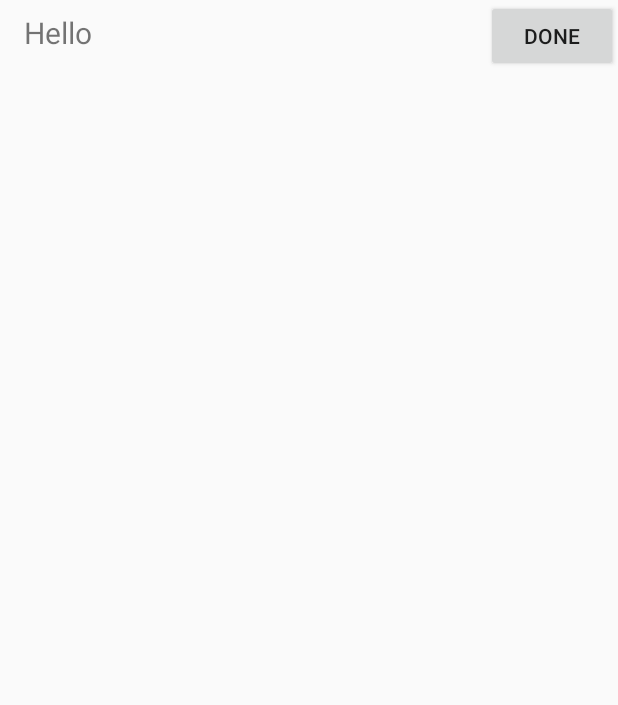
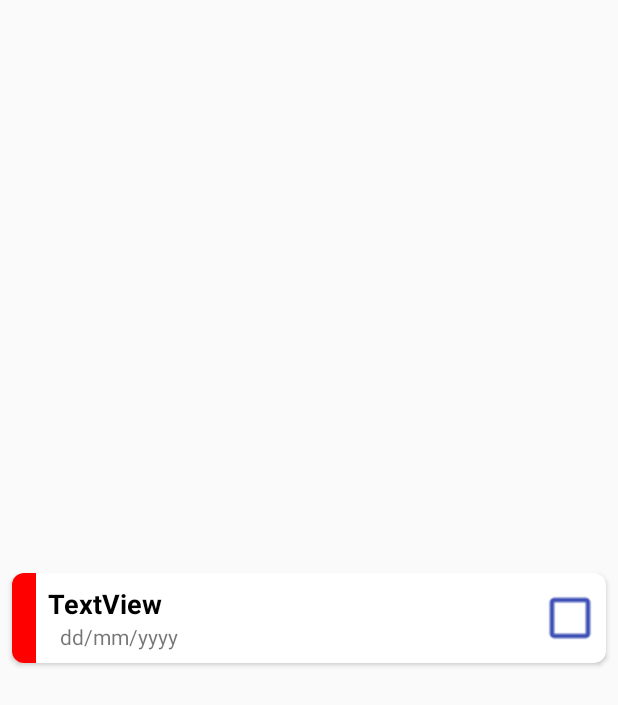
Before and after one commit to px1099/Destructinator, an Android app: the layout task_item.xml on its own in the app's theme, with its tools: preview values and no code run, on a phone screen of 412 x 824 dp. Shown: the top 705 px of the screen. Run offline under Robolectric (Android 15) with nearby library versions, the phone set to English and light mode, and no system bars.

Commit message:
Version 0.5.0.PM: Add new task cards. Tasks are now sorted based on importance => due date. Fix some bugs.

```diff
--- a/TaskCalendar/app/build.gradle
+++ b/TaskCalendar/app/build.gradle
@@ -22,6 +22,7 @@ dependencies {
     implementation fileTree(dir: 'libs', include: ['*.jar'])
     implementation 'com.android.support:appcompat-v7:26.1.0'
     implementation 'com.android.support.constraint:constraint-layout:1.1.2'
+    implementation 'com.android.support:cardview-v7:26.1.0'
     testImplementation 'junit:junit:4.12'
     androidTestImplementation 'com.android.support.test:runner:1.0.2'
     androidTestImplementation 'com.android.support.test.espresso:espresso-core:3.0.2'
--- a/TaskCalendar/app/src/main/res/layout/activity_main.xml
+++ b/TaskCalendar/app/src/main/res/layout/activity_main.xml
@@ -1,5 +1,6 @@
 <?xml version="1.0" encoding="utf-8"?>
-<LinearLayout xmlns:android="http://schemas.android.com/apk/res/android"
+<LinearLayout
+    xmlns:android="http://schemas.android.com/apk/res/android"
     xmlns:app="http://schemas.android.com/apk/res-auto"
     xmlns:tools="http://schemas.android.com/tools"
     android:layout_width="match_parent"
--- a/TaskCalendar/app/src/main/res/layout/task_item.xml
+++ b/TaskCalendar/app/src/main/res/layout/task_item.xml
@@ -1,25 +1,89 @@
 <?xml version="1.0" encoding="utf-8"?>
-<RelativeLayout xmlns:android="http://schemas.android.com/apk/res/android"
+<android.support.constraint.ConstraintLayout
+    xmlns:android="http://schemas.android.com/apk/res/android"
+    xmlns:app="http://schemas.android.com/apk/res-auto"
+    xmlns:tools="http://schemas.android.com/tools"
     android:layout_width="match_parent"
-    android:layout_height="match_parent"
-    android:layout_gravity="center_vertical">
+    android:layout_height="match_parent">
 
-    <TextView
-        android:id="@+id/task_title"
-        android:layout_width="wrap_content"
+    <android.support.v7.widget.CardView xmlns:card_view="http://schemas.android.com/apk/res-auto"
+        android:id="@+id/card_view"
+        android:layout_width="match_parent"
         android:layout_height="wrap_content"
-        android:layout_alignBaseline="@+id/task_delete"
-        android:layout_alignParentStart="true"
-        android:layout_marginStart="16dp"
-        android:text="Hello"
-        android:textSize="20sp" />
+        android:layout_gravity="center"
+        android:layout_marginBottom="4dp"
+        android:layout_marginEnd="8dp"
+        android:layout_marginStart="8dp"
+        android:layout_marginTop="4dp"
+        card_view:cardCornerRadius="8dp"
+        card_view:layout_constraintBottom_toBottomOf="parent"
+        card_view:layout_constraintEnd_toEndOf="parent"
+        card_view:layout_constraintStart_toStartOf="parent"
+        card_view:layout_constraintTop_toTopOf="parent">
 
-    <Button
-        android:id="@+id/task_delete"
-        android:layout_width="wrap_content"
-        android:layout_height="wrap_content"
-        android:layout_alignParentEnd="true"
-        android:onClick="deleteTask"
-        android:text="@string/complete_button" />
+        <FrameLayout
+            android:id="@+id/frame"
+            android:layout_width="16dp"
+            android:layout_height="match_parent"
+            android:background="#FF0000" />
 
-</RelativeLayout>
+        <android.support.constraint.ConstraintLayout xmlns:android="http://schemas.android.com/apk/res/android"
+            android:layout_width="match_parent"
+            android:layout_height="wrap_content">
+
+            <CheckBox
+                android:id="@+id/checkBox"
+                android:layout_width="wrap_content"
+                android:layout_height="wrap_content"
+                android:layout_marginBottom="8dp"
+                android:layout_marginEnd="8dp"
+                android:layout_marginTop="8dp"
+                android:checked="false"
+                android:onClick="completeTask"
+                android:scaleX="1.50"
+                android:scaleY="1.50"
+                android:buttonTint="@color/colorPrimary"
+                card_view:layout_constraintBottom_toBottomOf="parent"
+                card_view:layout_constraintEnd_toEndOf="parent"
+                card_view:layout_constraintTop_toTopOf="parent" />
+
+            <TextView
+                android:id="@+id/textViewTaskTitle"
+                android:layout_width="0dp"
+                android:layout_height="wrap_content"
+                android:layout_marginEnd="8dp"
+                android:layout_marginStart="24dp"
+                android:layout_marginTop="8dp"
+                android:text="TextView"
+                android:textSize="18sp"
+                android:textStyle="bold"
+                android:textColor="#000000"
+                card_view:layout_constraintBottom_toTopOf="@+id/textViewDate"
+                card_view:layout_constraintEnd_toStartOf="@+id/checkBox"
+                card_view:layout_constraintStart_toStartOf="parent"
+                card_view:layout_constraintTop_toTopOf="parent" />
+
+            <TextView
+                android:id="@+id/textViewDate"
+                android:layout_width="0dp"
+                android:layout_height="wrap_content"
+                android:layout_marginBottom="8dp"
+                android:layout_marginEnd="8dp"
+                android:layout_marginStart="32dp"
+                android:text="dd/mm/yyyy"
+                card_view:layout_constraintBottom_toBottomOf="parent"
+                card_view:layout_constraintEnd_toStartOf="@+id/checkBox"
+                card_view:layout_constraintStart_toStartOf="parent" />
+
+            <TextView
+                android:id="@+id/textViewID"
+                android:layout_width="wrap_content"
+                android:layout_height="wrap_content"
+                android:visibility="invisible" />
+
+
+        </android.support.constraint.ConstraintLayout>
+
+    </android.support.v7.widget.CardView>
+
+</android.support.constraint.ConstraintLayout>
```
Also changed, not shown: TaskCalendar/app/src/main/java/com/destructinator/taskcalendar/DatabaseHelper.java (deleted, +0 -61 lines), TaskCalendar/app/src/main/java/com/destructinator/taskcalendar/MainActivity.java (+17 -34 lines), TaskCalendar/app/src/main/java/com/destructinator/taskcalendar/NewTaskActivity.java (+29 -17 lines), TaskCalendar/app/src/main/java/com/destructinator/taskcalendar/Task.java (added, +12 -0 lines), TaskCalendar/app/src/main/java/com/destructinator/taskcalendar/TaskDatabaseHelper.java (added, +176 -0 lines), TaskCalendar/app/src/main/java/com/destructinator/taskcalendar/TasksAdapter.java (added, +48 -0 lines).
